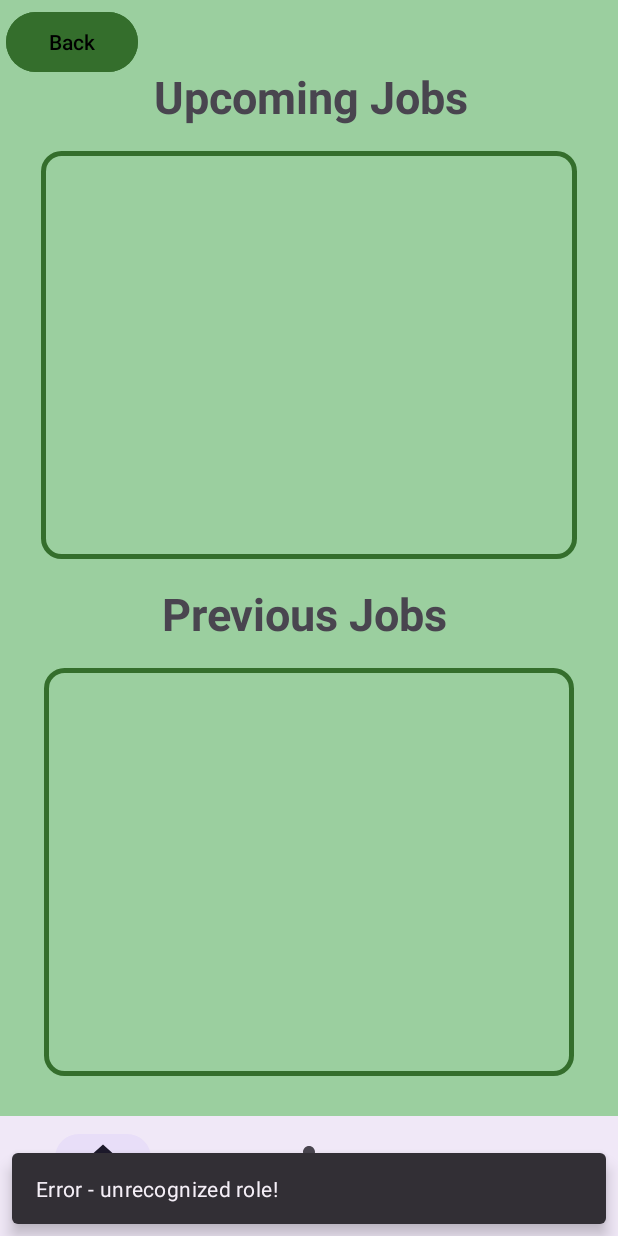
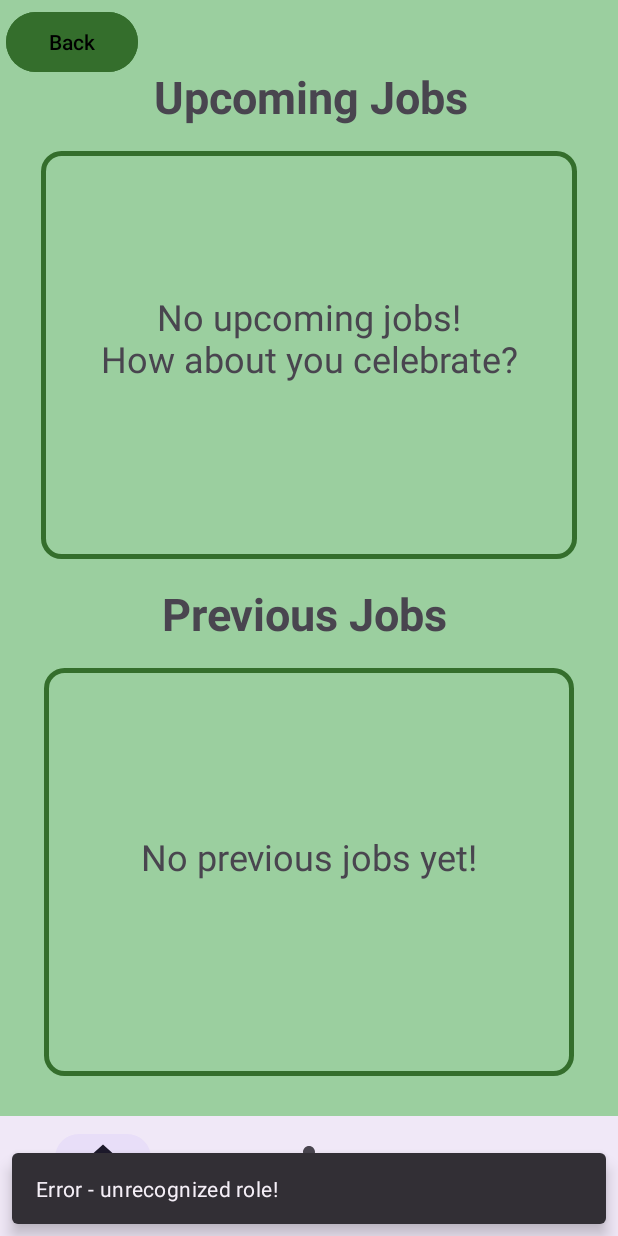
Before and after one commit to sammychill17/QuickCash, an Android app: the EmployeeJobHistoryFragment screen opened through its navigation route, on a phone screen of 412 x 824 dp. Run offline under Robolectric (Android 15) with nearby library versions, the phone set to English and light mode, and no system bars; our stand-ins replace Firebase (no records; nobody signed in at launch, a user with empty details on screens opened directly), navigation-ui; 10 statements that could not run were skipped.

Commit message:
implementation // added 'empty list' message to EmployeeJobHistoryFragment

```diff
--- a/app/src/main/res/layout/fragment_employeejobhistory.xml
+++ b/app/src/main/res/layout/fragment_employeejobhistory.xml
@@ -29,7 +29,20 @@
         app:layout_constraintEnd_toEndOf="parent"
         app:layout_constraintStart_toStartOf="parent"
         app:layout_constraintTop_toBottomOf="@+id/upcomingJobHeader"
-        android:background="@drawable/borderz"/>
+        android:background="@drawable/borderz"
+
+    />
+
+    <TextView
+        android:id="@+id/emptyUpcomingTextView"
+        android:layout_width="match_parent"
+        android:layout_height="wrap_content"
+        android:layout_marginTop="110dp"
+        android:text="No upcoming jobs!\nHow about you celebrate?"
+        android:textAlignment="center"
+        android:textSize="24sp"
+        app:layout_constraintStart_toStartOf="parent"
+        app:layout_constraintTop_toBottomOf="@+id/upcomingJobHeader" />
 
     <TextView
         android:id="@+id/previousJobHeader"
@@ -53,6 +66,17 @@
         app:layout_constraintTop_toBottomOf="@+id/previousJobHeader"
         android:background="@drawable/borderz"/>
 
+    <TextView
+        android:id="@+id/emptyPreviousTextView"
+        android:layout_width="match_parent"
+        android:layout_height="wrap_content"
+        android:layout_marginTop="125dp"
+        android:text="No previous jobs yet!"
+        android:textAlignment="center"
+        android:textSize="24sp"
+        app:layout_constraintStart_toStartOf="parent"
+        app:layout_constraintTop_toBottomOf="@+id/previousJobHeader" />
+
     <Button
         android:id="@+id/backFromHistory"
         android:layout_width="wrap_content"
```
Also changed, not shown: app/src/main/java/com/example/quickcash/ui/employeeJobHistory/EmployeeJobHistoryFragment.java (+19 -0 lines).
